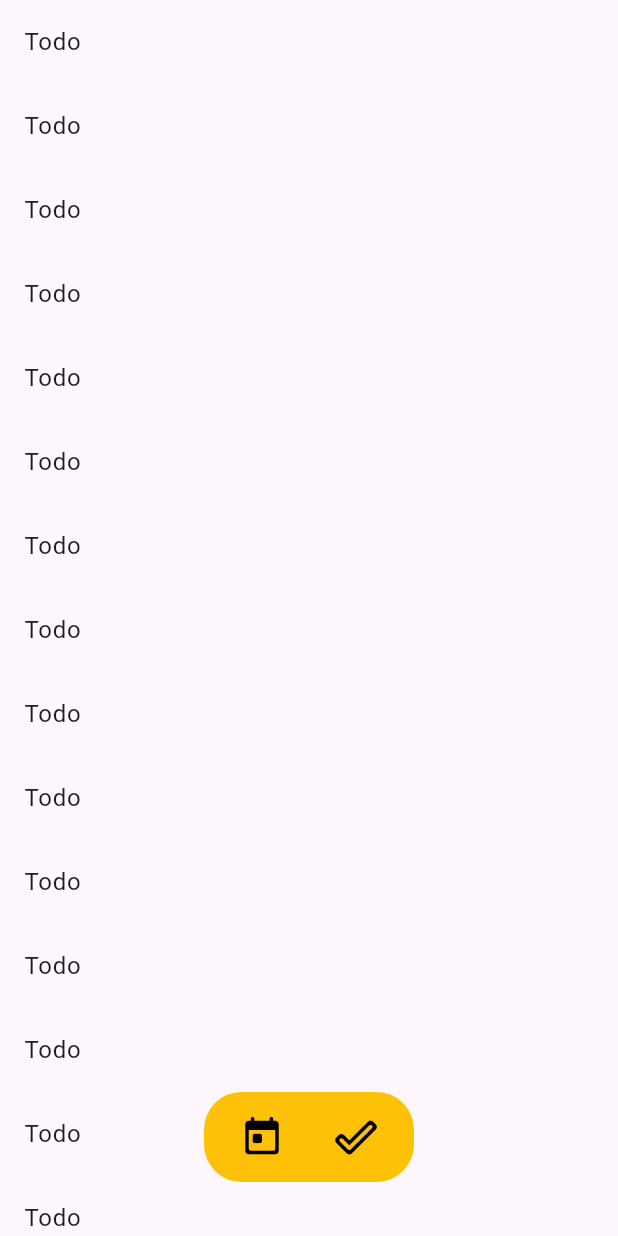
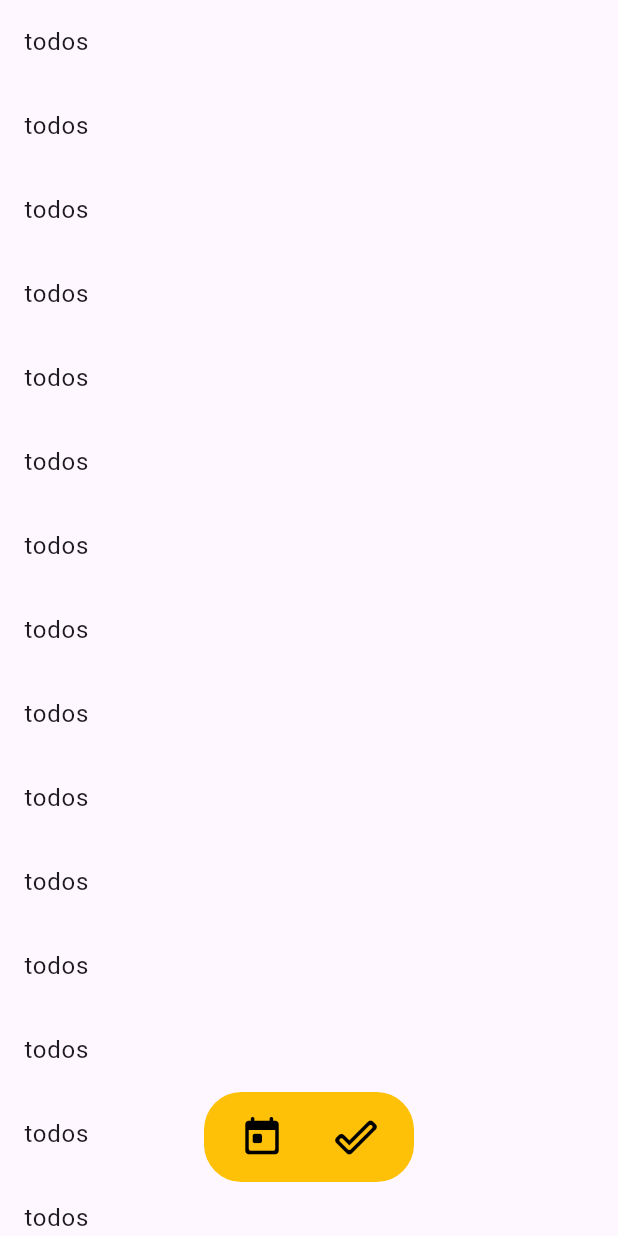
Before and after one commit to AthulUllas/Todo, a Flutter app: the screen it shows after launch, after a tap on the "done outline" icon, on a phone screen of 412 x 824 dp. Run offline on Flutter 3.47's test engine with Material 3 defaults, Android fonts, the phone set to English and light mode, and no system bars; our stand-ins replace flutter_hooks, hooks_riverpod, riverpod_annotation; missing offline and left inert: dart:ffi; generated files the repository leaves out were written again.

```diff
--- a/lib/models/todo_model.dart
+++ b/lib/models/todo_model.dart
@@ -3,12 +3,12 @@ import 'package:flutter/material.dart';
 class TodoModel {
   String title;
   String description;
-  bool? isCompleted;
+  bool isCompleted;
   TimeOfDay time;
 
   TodoModel(
       {required this.description,
       required this.title,
-      this.isCompleted,
+      required this.isCompleted,
       required this.time});
 }
--- a/lib/views/pages/completed_todos_page.dart
+++ b/lib/views/pages/completed_todos_page.dart
@@ -1,15 +1,22 @@
 import 'package:flutter/material.dart';
+import 'package:hooks_riverpod/hooks_riverpod.dart';
+import 'package:todo/controller/completedcontroller.dart';
+import 'package:todo/controller/todocontroller.dart';
 import 'package:todo/views/widgets/bottom_bar.dart';
 
-class CompletedTodosPage extends StatelessWidget {
-  const CompletedTodosPage({super.key});
+class CompletedTodosPage extends HookConsumerWidget {
+  const CompletedTodosPage({
+    super.key,
+  });
 
   @override
-  Widget build(BuildContext context) {
+  Widget build(BuildContext context, WidgetRef ref) {
+    final completedTodo = ref.watch(completedtodoNotifierProvider);
+    final completedTodos = ref.read(completedtodoNotifierProvider.notifier);
     return Scaffold(
       body: ListView.builder(itemBuilder: (context, index) {
         return const ListTile(
-          title: Text("Todo"),
+          title: Text("todos"),
         );
       }),
       floatingActionButton: const Padding(
--- a/lib/views/pages/homepage.dart
+++ b/lib/views/pages/homepage.dart
@@ -25,7 +25,10 @@ class Homepage extends HookConsumerWidget {
       backgroundColor: const Color.fromARGB(255, 0, 20, 37),
       appBar: AppBar(
         backgroundColor: Colors.transparent,
-        title: const Text("Todo-App"),
+        title: const Text(
+          "Todo",
+          style: TextStyle(color: Colors.white),
+        ),
         centerTitle: true,
       ),
       body: SizedBox(
@@ -132,8 +135,11 @@ class Homepage extends HookConsumerWidget {
                                     descriptionController.text
                                         .trim()
                                         .isNotEmpty) {
-                                  todo.addTodo(titleController.text,
-                                      descriptionController.text, timeProvider);
+                                  todo.addTodo(
+                                      titleController.text,
+                                      descriptionController.text,
+                                      timeProvider,
+                                      false);
                                   titleController.clear();
                                   descriptionController.clear();
                                   time.resetTime(TimeOfDay.now());
--- a/lib/views/widgets/bottom_bar.dart
+++ b/lib/views/widgets/bottom_bar.dart
@@ -3,7 +3,9 @@ import 'package:todo/views/pages/completed_todos_page.dart';
 import 'package:todo/views/pages/homepage.dart';
 
 class BottomBar extends StatelessWidget {
-  const BottomBar({super.key});
+  const BottomBar({
+    super.key,
+  });
 
   @override
   Widget build(BuildContext context) {
```
Also changed, not shown: lib/controller/todocontroller.dart (+9 -2 lines), lib/views/widgets/todos.dart (+18 -8 lines).
